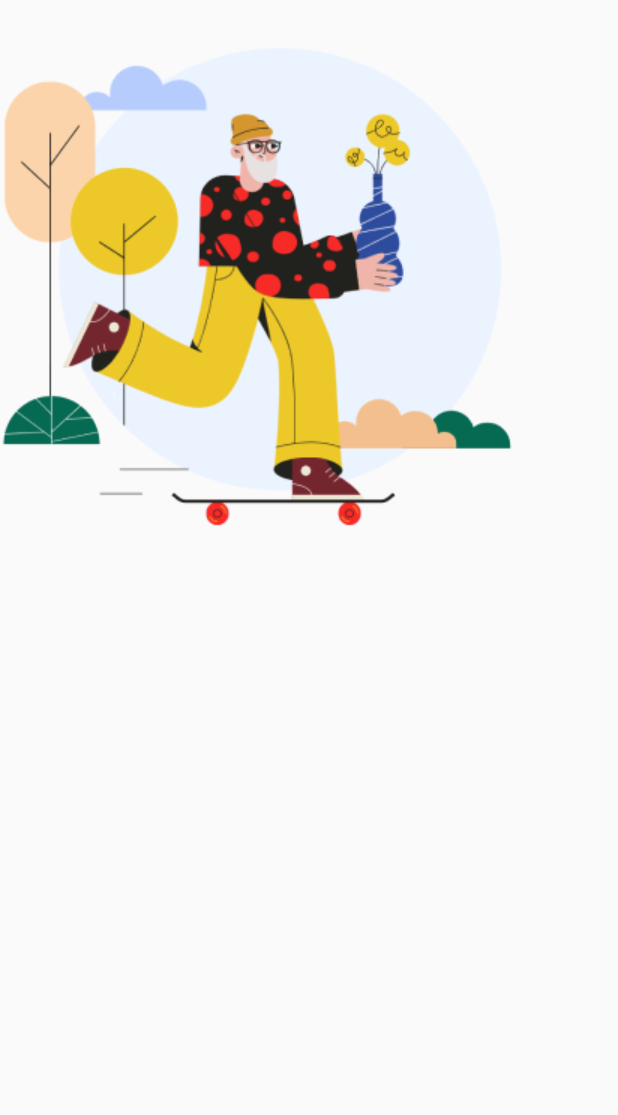
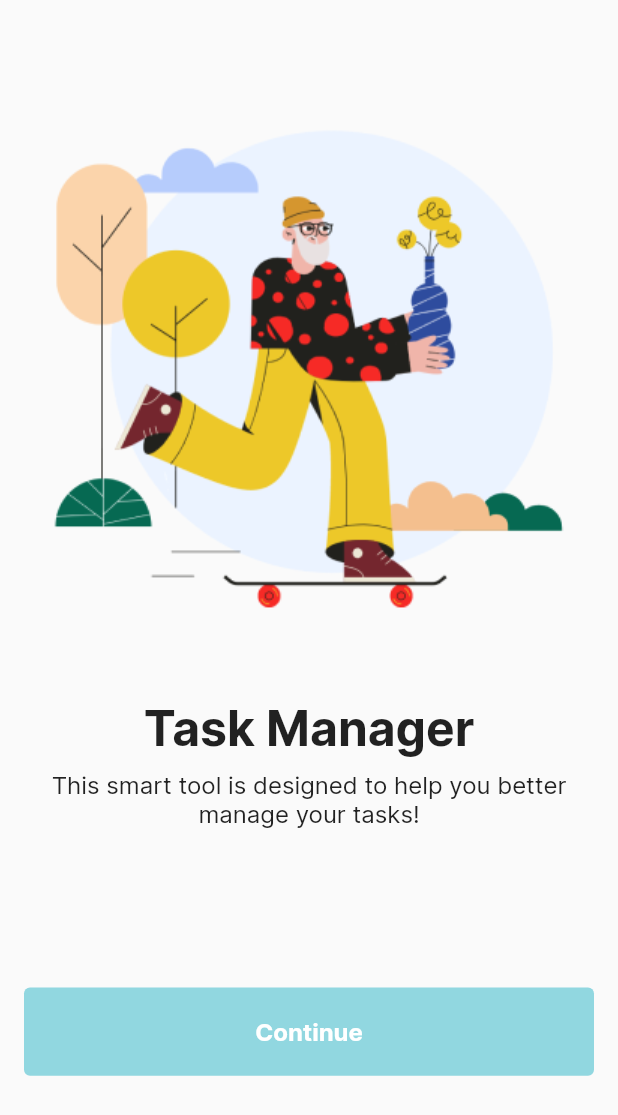
Before and after one commit to Cindy-dev/task_manager, a Flutter app: the screen it shows after launch, on a phone screen of 412 x 824 dp. Shown: the top 1115 px of the screen. Run offline on Flutter 3.47's test engine with Material 2 defaults, Android fonts, the phone set to English and light mode, and no system bars.

Commit message:
onboarding screen implementation completed

```diff
--- a/lib/onboarding/screens/onboarding_screen.dart
+++ b/lib/onboarding/screens/onboarding_screen.dart
@@ -1,4 +1,7 @@
 import 'package:flutter/material.dart';
+import 'package:task_manager/onboarding/utilities/onboarding_strings.dart';
+import 'package:task_manager/utilities/app_constants/app_colors.dart';
+import 'package:task_manager/utilities/app_constants/app_strings.dart';
 import 'package:task_manager/utilities/device_size.dart';
 
 class OnboardingScreen extends StatelessWidget {
@@ -10,7 +13,58 @@ class OnboardingScreen extends StatelessWidget {
     final deviceWidth = context.screenWidth();
     return Scaffold(
       body: Column(
-        children: [Image.asset("asset/images/onboarding.png")],
+        crossAxisAlignment: CrossAxisAlignment.center,
+        mainAxisSize: MainAxisSize.min,
+        children: [
+          Container(
+            margin: EdgeInsets.only(
+                top: deviceHeight / 15, bottom: deviceHeight / 30),
+            alignment: Alignment.center,
+            child: Image.asset(
+              OnboardingStrings.onboardingAsset,
+              alignment: Alignment.center,
+            ),
+          ),
+          const Text(
+            OnboardingStrings.appName,
+            style: TextStyle(
+                fontWeight: FontWeight.w700,
+                fontSize: 32,
+                fontFamily: AppStrings.fontName),
+          ),
+          const SizedBox(
+            height: 8,
+          ),
+          const Padding(
+            padding: EdgeInsets.only(left: 16, right: 16),
+            child: Text(
+              OnboardingStrings.appHeader,
+              textAlign: TextAlign.center,
+              style: TextStyle(
+                  fontSize: 16,
+                  fontFamily: AppStrings.fontName,
+                  fontWeight: FontWeight.w400),
+            ),
+          ),
+          const Spacer(),
+          Container(
+            margin: const EdgeInsets.symmetric(horizontal: 16),
+            width: double.infinity,
+            height: context.screenHeight() / 14,
+            alignment: Alignment.center,
+            decoration: BoxDecoration(
+                color: AppColors.green, borderRadius: BorderRadius.circular(4)),
+            child: const Text(OnboardingStrings.continueW,
+              style: TextStyle(
+                fontSize: 16,
+                fontWeight: FontWeight.w600,
+                fontFamily: AppStrings.fontName,
+                color: AppColors.white
+              ),
+            ),
+          ),
+          const Spacer(),
+        ],
       ),
     );
   }
--- /dev/null
+++ b/lib/onboarding/utilities/onboarding_strings.dart
@@ -0,0 +1,6 @@
+class OnboardingStrings{
+  static const onboardingAsset =  "asset/images/onboarding.png";
+  static const appName = "Task Manager";
+  static const appHeader = "This smart tool is designed to help you better manage your tasks!";
+  static const continueW = "Continue";
+}
```
